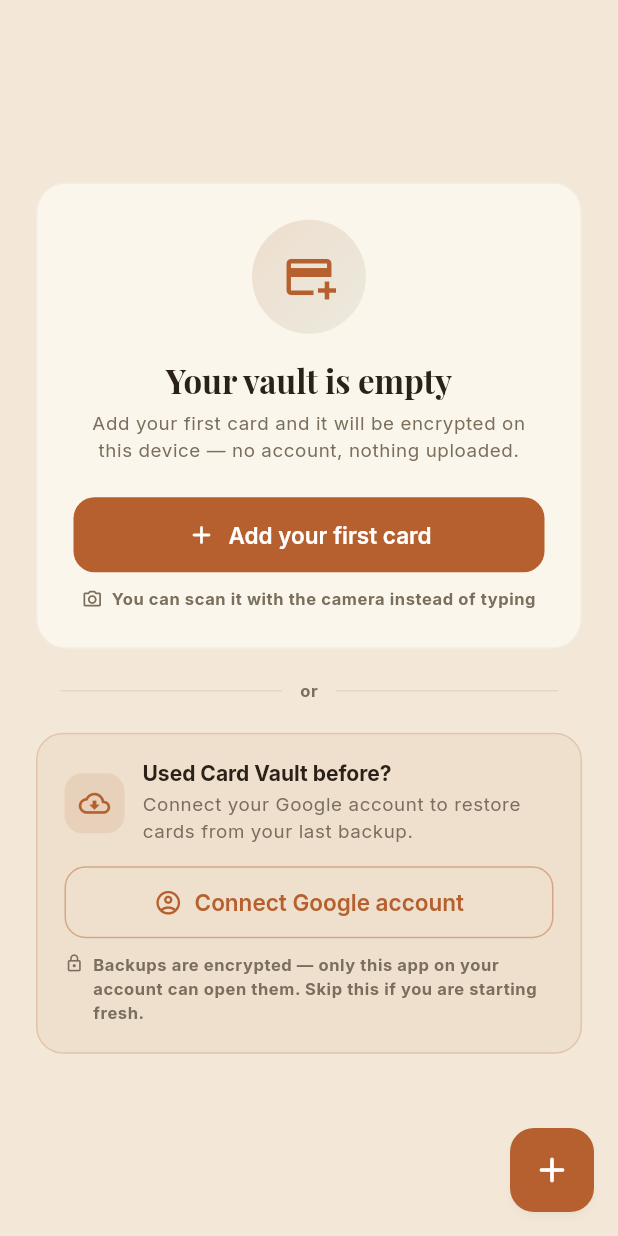
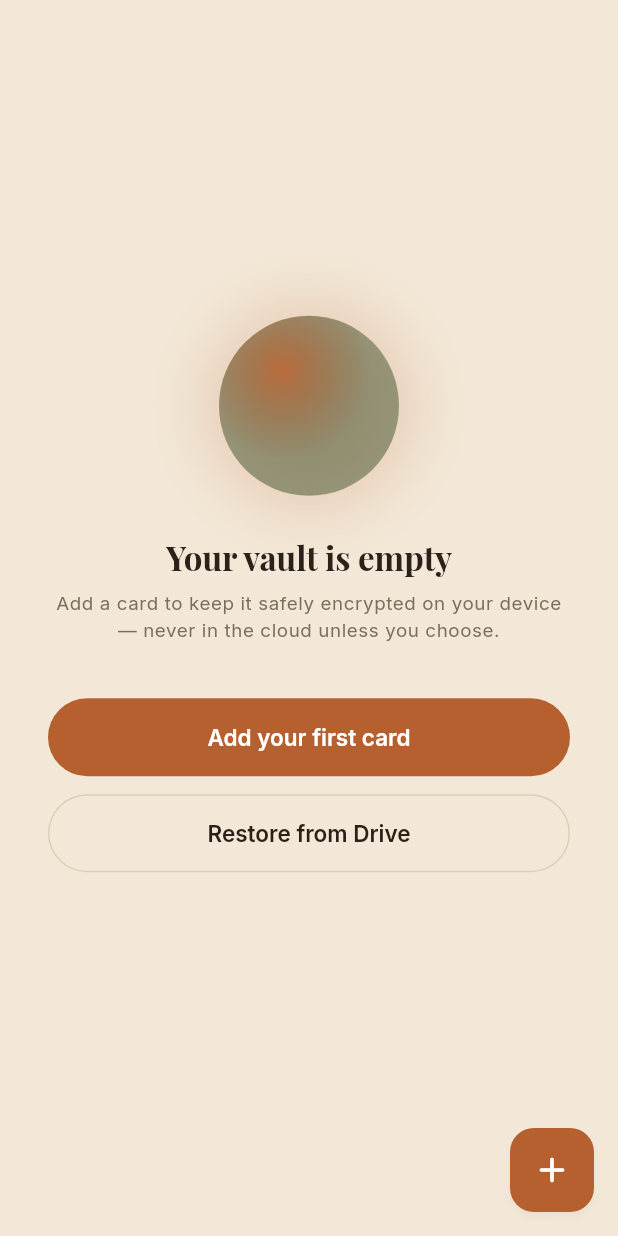
Before and after one commit to Geopaul94/credit_card_mananger, a Flutter app: the HomeScreen screen opened directly, on a phone screen of 412 x 824 dp. Run offline on Flutter 3.47's test engine with Material 3 defaults, Android fonts, the phone set to English and light mode, and no system bars; our stand-ins replace equatable, flutter_bloc, flutter_local_notifications, flutter_secure_storage, get_it, google_sign_in and 5 more; missing offline and left inert: encrypt, google_mlkit_text_recognition, googleapis; accounts and stored records are empty.

Commit message:
ui: restyle the empty vault and lock screens to match the mockups
Both keep their existing logic; only the presentation changes.

Empty vault:
- Replaced the bordered card + separate 'Used Card Vault before?' prompt
  card with the mockup's plain two-button layout: a soft gradient orb,
  headline, subtitle, and two full-width pill buttons
- The account-aware behaviour survives the simplification: the second
  button reads 'Restore from Drive' with no account connected and 'Restore
  my cards' once one is, same distinction as before, just without a
  separate description card or showing the email
- Updated the three widget tests that asserted the old copy

Lock screen:
- Flat cream background instead of the blue gradient; a dark 'CV' mark,
  serif 'Card Vault' title, and a plain tappable fingerprint circle instead
  of a wide 'Unlock with Biometrics' button
- Kept every state the old screen handled: auto-triggers on entry, shows a
  spinner in place of the icon while authenticating, and displays the
  error text when a device has no biometric hardware or is locked out.
  canRetry still gates whether the circle is tappable, exactly as before
- Deliberately doesn't say 'Face ID' the way the reference did -- that's
  an iOS term, and this app's biometric prompt is just as often a
  fingerprint sensor on Android. Says 'Tap to unlock' instead

```diff
--- a/lib/features/cards/presentation/widgets/empty_card_view.dart
+++ b/lib/features/cards/presentation/widgets/empty_card_view.dart
@@ -4,8 +4,8 @@
 import '../pages/add_card_screen/add_card_screen.dart';
 
 /// First thing a new user sees — and, just as importantly, the first thing
-/// someone sees after reinstalling. It offers both ways forward: start a fresh
-/// card, or bring back an encrypted Drive backup. Without the second option a
+/// someone sees after reinstalling. Two ways forward: start a fresh card, or
+/// bring back an encrypted Drive backup. Without the second option a
 /// returning user has no way to discover that their cards can come back.
 ///
 /// Purely presentational: the backup state is handed in rather than read from
@@ -13,153 +13,11 @@
 class EmptyCardView extends StatelessWidget {
   const EmptyCardView({this.onRestore, this.connectedEmail, super.key});
 
-  /// Opens backup & restore. Null hides the restore prompt entirely.
+  /// Opens backup & restore. Null hides the restore button entirely.
   final VoidCallback? onRestore;
 
-  /// Google account already connected, if any. Changes the wording from
-  /// "connect an account" to "restore from this one".
-  final String? connectedEmail;
-
-  @override
-  Widget build(BuildContext context) {
-    final scheme = Theme.of(context).colorScheme;
-    final text = Theme.of(context).textTheme;
-
-    return Center(
-      child: SingleChildScrollView(
-        padding: EdgeInsets.symmetric(vertical: context.spacing(24)),
-        child: Column(
-          mainAxisSize: MainAxisSize.min,
-          children: [
-            // ── Start fresh ────────────────────────────────────────────────
-            Container(
-              margin: EdgeInsets.symmetric(horizontal: context.spacing(24)),
-              padding: EdgeInsets.all(context.spacing(24)),
-              decoration: BoxDecoration(
-                color: scheme.surface,
-                borderRadius: BorderRadius.circular(context.spacing(20)),
-                border: Border.all(
-                  color: scheme.outline.withValues(alpha: 0.12),
-                ),
-              ),
-              child: Column(
-                mainAxisSize: MainAxisSize.min,
-                children: [
-                  Container(
-                    width: context.spacing(76, tabletValue: 88),
-                    height: context.spacing(76, tabletValue: 88),
-                    decoration: BoxDecoration(
-                      shape: BoxShape.circle,
-                      gradient: LinearGradient(
-                        colors: [
-                          scheme.primary.withValues(alpha: 0.16),
-                          scheme.secondary.withValues(alpha: 0.08),
-                        ],
-                        begin: Alignment.topLeft,
-                        end: Alignment.bottomRight,
-                      ),
-                    ),
-                    child: Icon(
-                      Icons.add_card_outlined,
-                      size: context.spacing(36, tabletValue: 42),
-                      color: scheme.primary,
-                    ),
-                  ),
-                  SizedBox(height: context.spacing(18)),
-                  Text('Your vault is empty', style: text.headlineSmall),
-                  SizedBox(height: context.spacing(8)),
-                  Text(
-                    'Add your first card and it will be encrypted on this '
-                    'device — no account, nothing uploaded.',
-                    textAlign: TextAlign.center,
-                    style: text.bodySmall,
-                  ),
-                  SizedBox(height: context.spacing(22)),
-                  FilledButton.icon(
-                    onPressed: () => openAddCardScreen(context),
-                    icon: const Icon(Icons.add_rounded, size: 20),
-                    label: const Text('Add your first card'),
-                    style: FilledButton.styleFrom(
-                      minimumSize: const Size(double.infinity, 50),
-                    ),
-                  ),
-                  SizedBox(height: context.spacing(10)),
-                  Row(
-                    mainAxisAlignment: MainAxisAlignment.center,
-                    children: [
-                      Icon(
-                        Icons.camera_alt_outlined,
-                        size: context.spacing(14),
-                        color: scheme.onSurfaceVariant,
-                      ),
-                      SizedBox(width: context.spacing(6)),
-                      Flexible(
-                        child: Text(
-                          'You can scan it with the camera instead of typing',
-                          textAlign: TextAlign.center,
-                          style: text.labelSmall,
-                        ),
-                      ),
-                    ],
-                  ),
-                ],
-              ),
-            ),
-
-            // ── Bring an old vault back ────────────────────────────────────
-            if (onRestore != null) ...[
-              SizedBox(height: context.spacing(20)),
-              const _OrSeparator(),
-              SizedBox(height: context.spacing(20)),
-              _RestorePrompt(
-                onRestore: onRestore!,
-                connectedEmail: connectedEmail,
-              ),
-            ],
-          ],
-        ),
-      ),
-    );
-  }
-}
-
-// ─── "or" separator ───────────────────────────────────────────────────────────
-
-class _OrSeparator extends StatelessWidget {
-  const _OrSeparator();
-
-  @override
-  Widget build(BuildContext context) {
-    final scheme = Theme.of(context).colorScheme;
-    final line = Expanded(
-      child: Divider(color: scheme.outline.withValues(alpha: 0.25)),
-    );
-
-    return Padding(
-      padding: EdgeInsets.symmetric(horizontal: context.spacing(40)),
-      child: Row(
-        children: [
-          line,
-          Padding(
-            padding: EdgeInsets.symmetric(horizontal: context.spacing(12)),
-            child: Text('or', style: Theme.of(context).textTheme.labelSmall),
-          ),
-          line,
-        ],
-      ),
-    );
-  }
-}
-
-// ─── Restore prompt ───────────────────────────────────────────────────────────
-
-/// Invites a returning user to reconnect their Google account and pull back an
-/// encrypted backup. The wording follows what the app already knows: if the
-/// account is still connected there is nothing to "connect", only to restore.
-class _RestorePrompt extends StatelessWidget {
-  const _RestorePrompt({required this.onRestore, this.connectedEmail});
-
-  final VoidCallback onRestore;
+  /// Google account already connected, if any. Changes the button from
+  /// "Restore from Drive" to "Restore my cards" — nothing left to connect.
   final String? connectedEmail;
 
   @override
@@ -168,89 +26,87 @@
     final text = Theme.of(context).textTheme;
     final signedIn = connectedEmail != null;
 
-    return Container(
-      margin: EdgeInsets.symmetric(horizontal: context.spacing(24)),
-      padding: EdgeInsets.all(context.spacing(18)),
-      decoration: BoxDecoration(
-        color: scheme.primary.withValues(alpha: 0.06),
-        borderRadius: BorderRadius.circular(context.spacing(18)),
-        border: Border.all(color: scheme.primary.withValues(alpha: 0.22)),
-      ),
+    return Center(
+      child: SingleChildScrollView(
+        padding: EdgeInsets.symmetric(horizontal: context.spacing(32)),
         child: Column(
           mainAxisSize: MainAxisSize.min,
           children: [
-          Row(
-            children: [
+            // Soft two-tone glow — no literal meaning, just a calm focal
+            // point above the headline instead of an empty page.
             Container(
-                width: context.spacing(40),
-                height: context.spacing(40),
+              width: context.spacing(120, tabletValue: 140),
+              height: context.spacing(120, tabletValue: 140),
               decoration: BoxDecoration(
-                  color: scheme.primary.withValues(alpha: 0.12),
-                  borderRadius: BorderRadius.circular(context.spacing(12)),
+                shape: BoxShape.circle,
+                gradient: RadialGradient(
+                  center: const Alignment(-0.3, -0.4),
+                  colors: [
+                    scheme.primary.withValues(alpha: 0.9),
+                    scheme.secondary.withValues(alpha: 0.55),
+                  ],
                 ),
-                child: Icon(
-                  Icons.cloud_download_outlined,
-                  size: context.spacing(21),
-                  color: scheme.primary,
-                ),
-              ),
-              SizedBox(width: context.spacing(12)),
-              Expanded(
-                child: Column(
-                  crossAxisAlignment: CrossAxisAlignment.start,
-                  mainAxisSize: MainAxisSize.min,
-                  children: [
-                    Text('Used Card Vault before?', style: text.titleSmall),
-                    SizedBox(height: context.spacing(3)),
-                    Text(
-                      signedIn
-                          ? 'Restore your cards from the backup in '
-                                '$connectedEmail.'
-                          : 'Connect your Google account to restore cards '
-                                'from your last backup.',
-                      style: text.bodySmall,
+                boxShadow: [
+                  BoxShadow(
+                    color: scheme.primary.withValues(alpha: 0.25),
+                    blurRadius: 40,
+                    spreadRadius: 6,
                   ),
                 ],
               ),
             ),
-            ],
+            SizedBox(height: context.spacing(28)),
+            Text(
+              'Your vault is empty',
+              textAlign: TextAlign.center,
+              style: text.headlineSmall,
             ),
-          SizedBox(height: context.spacing(14)),
-          OutlinedButton.icon(
-            onPressed: onRestore,
-            icon: Icon(
-              signedIn ? Icons.restore : Icons.account_circle_outlined,
-              size: 19,
+            SizedBox(height: context.spacing(10)),
+            Text(
+              'Add a card to keep it safely encrypted on your device — '
+              'never in the cloud unless you choose.',
+              textAlign: TextAlign.center,
+              style: text.bodySmall,
             ),
-            label: Text(
-              signedIn ? 'Restore my cards' : 'Connect Google account',
-            ),
-            style: OutlinedButton.styleFrom(
-              minimumSize: const Size(double.infinity, 48),
-              foregroundColor: scheme.primary,
-              side: BorderSide(color: scheme.primary.withValues(alpha: 0.45)),
+            SizedBox(height: context.spacing(36)),
+            SizedBox(
+              width: double.infinity,
+              child: FilledButton(
+                onPressed: () => openAddCardScreen(context),
+                style: FilledButton.styleFrom(
+                  minimumSize: const Size(double.infinity, 52),
+                  shape: RoundedRectangleBorder(
+                    borderRadius: BorderRadius.circular(28),
                   ),
                 ),
-          SizedBox(height: context.spacing(10)),
-          Row(
-            crossAxisAlignment: CrossAxisAlignment.start,
-            children: [
-              Icon(
-                Icons.lock_outline,
-                size: context.spacing(13),
-                color: scheme.onSurfaceVariant,
+                child: const Text('Add your first card'),
               ),
-              SizedBox(width: context.spacing(6)),
-              Expanded(
+            ),
+            if (onRestore != null) ...[
+              SizedBox(height: context.spacing(12)),
+              SizedBox(
+                width: double.infinity,
+                child: OutlinedButton(
+                  onPressed: onRestore,
+                  style: OutlinedButton.styleFrom(
+                    minimumSize: const Size(double.infinity, 52),
+                    foregroundColor: scheme.onSurface,
+                    side: BorderSide(
+                      color: scheme.outline.withValues(alpha: 0.4),
+                    ),
+                    shape: RoundedRectangleBorder(
+                      borderRadius: BorderRadius.circular(28),
+                    ),
+                  ),
                   child: Text(
-                  'Backups are encrypted — only this app on your account '
-                  'can open them. Skip this if you are starting fresh.',
-                  style: text.labelSmall,
+                    signedIn ? 'Restore my cards' : 'Restore from Drive',
+                  ),
                 ),
               ),
             ],
+            SizedBox(height: context.spacing(32)),
+          ],
         ),
-        ],
       ),
     );
   }
```
Also changed, not shown: lib/features/lock/presentation/lock_screen.dart (+114 -87 lines), 1 other file. Lines whose indentation alone changed are shown as unchanged.
